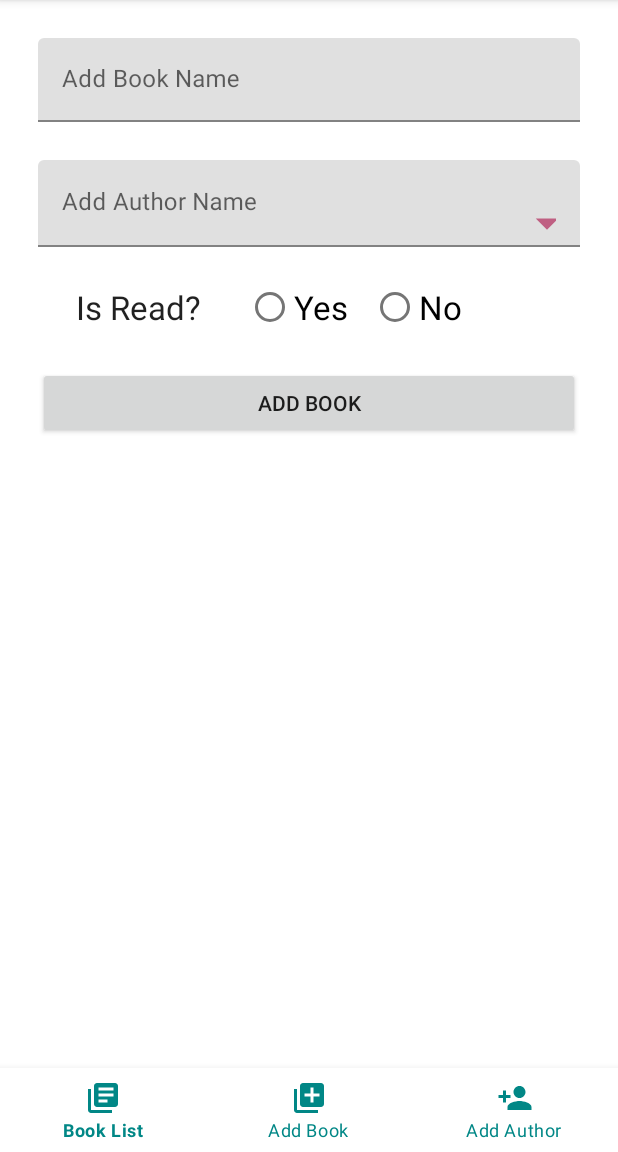
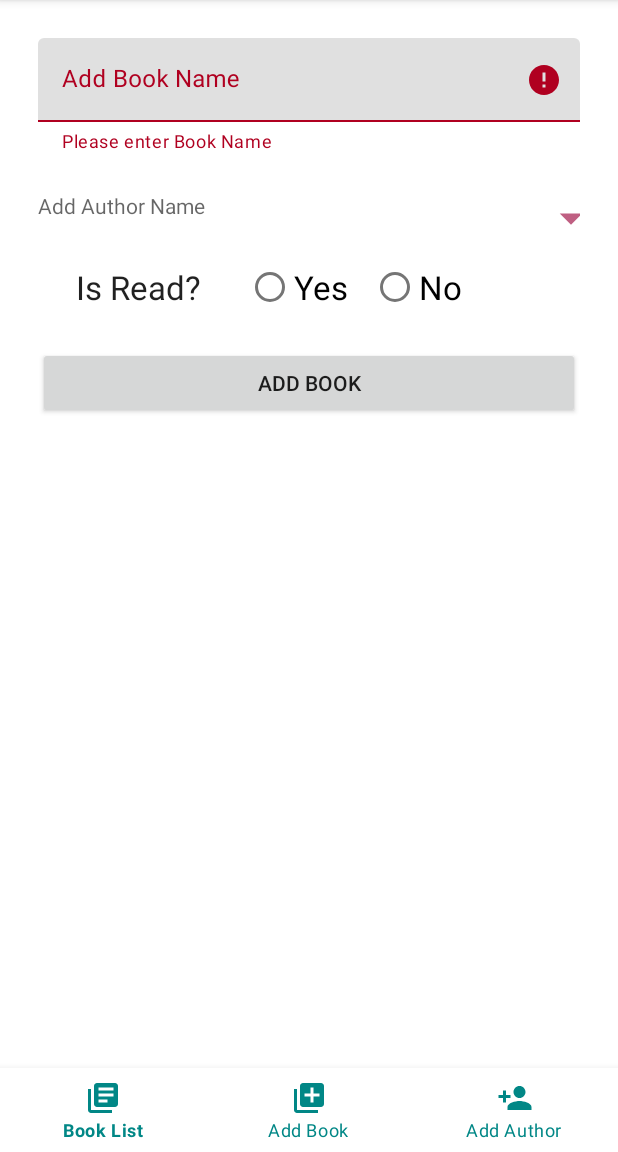
Before and after one commit to hennasingh/BookLog, an Android app: the AddBookFragment screen opened through its navigation route, after a tap on "ADD BOOK", on a phone screen of 412 x 824 dp, the part 84-1236 px from its top. Run offline under Robolectric (Android 15) with nearby library versions, the phone set to English and light mode, and no system bars; our stand-ins replace Timber, navigation-ui; libraries missing offline, so code that uses them is left out: io.realm, io.realm.annotations, io.realm.mongodb, org.bson.types; 11 statements that could not run were skipped; 1 other tap on this screen came first.

Commit message:
Updated add book layout and replaced edit text with Text view. added binding to AddBook Fragment and book list fragment as well

```diff
--- a/app/src/main/java/com/geek/booklog/ui/AddBookFragment.kt
+++ b/app/src/main/java/com/geek/booklog/ui/AddBookFragment.kt
@@ -3,7 +3,6 @@ package com.geek.booklog.ui
 
 import android.content.DialogInterface
 import android.os.Bundle
-import android.util.Log.d
 import androidx.fragment.app.Fragment
 import android.view.LayoutInflater
 import android.view.View
@@ -12,19 +11,26 @@ import android.widget.Toast
 import androidx.appcompat.app.AlertDialog
 import com.geek.booklog.R
 import com.geek.booklog.bookLogApp
+import com.geek.booklog.databinding.FragmentAddBookBinding
 import com.geek.booklog.model.Author
 import com.geek.booklog.model.Book
 import io.realm.Realm
+import io.realm.RealmList
+import io.realm.RealmResults
 import io.realm.mongodb.sync.SyncConfiguration
-import kotlinx.android.synthetic.main.fragment_add_book.*
+import org.bson.types.ObjectId
 import timber.log.Timber
 import kotlin.collections.ArrayList
 
 
-class AddBookFragment : Fragment() {
+class AddBookFragment : Fragment(){
 
         private lateinit var realmClass: Realm
-        private var selectedItems: ArrayList<Int> = ArrayList()
+         var selectedItems: ArrayList<Int> = ArrayList()
+         var addBinding: FragmentAddBookBinding? = null
+        var bookObject = Book()
+        private val authorsToAdd: RealmList<Author> = RealmList()
+
 
     override fun onCreate(savedInstanceState: Bundle?) {
         super.onCreate(savedInstanceState)
@@ -39,44 +45,77 @@ class AddBookFragment : Fragment() {
         })
     }
 
+    override fun onViewCreated(view: View, savedInstanceState: Bundle?) {
+        super.onViewCreated(view, savedInstanceState)
+        addClickListeners()
+
+    }
+
     override fun onCreateView(
         inflater: LayoutInflater, container: ViewGroup?,
         savedInstanceState: Bundle?
     ): View? {
         // Inflate the layout for this fragment
-        return inflater.inflate(R.layout.fragment_add_book, container, false)
+        addBinding = FragmentAddBookBinding.inflate(layoutInflater,container,false)
+        return addBinding?.root
+
     }
 
-    override fun onStart() {
-        super.onStart()
+    private fun addClickListeners() {
 
-        button_addBook.setOnClickListener{
-            addBook()
+        addBinding!!.authorLayout.setOnClickListener{
+
+            if(addBinding!!.addBookName.text.isEmpty()){
+                addBinding!!.bookLayout.error = "Please enter Book Name"
+            }else{
+                bookObject.name = addBinding!!.addBookName.text.toString()
+                loadAuthors()
+            }
         }
 
-        authorsBox.setOnClickListener{
-            loadAuthors()
+        addBinding!!.radioGroupIsRead.setOnCheckedChangeListener{ radioGroup, checkedId ->
+                when(checkedId) {
+                    R.id.yes -> bookObject.isRead = true
+                    R.id.no ->   bookObject.isRead = false
+                }
         }
+        addBinding!!.buttonAddBook.setOnClickListener{
+                realmClass.executeTransactionAsync ({
+                    it.insert(bookObject)
+                }, {
+
+                }, {throwError ->
+                    Timber.d("Error adding the author %s", throwError.localizedMessage)
+                })
+        }
+
     }
 
     private fun loadAuthors() {
-        realmClass.executeTransactionAsync{
+        val nameList = ArrayList<String>()
+        realmClass.executeTransactionAsync({
             val authorList = it.where(Author::class.java).sort("name").findAll()
-            val nameList = ArrayList<String>()
-            authorList.toTypedArray().map{obj->
+            authorList.toTypedArray().map { obj ->
                 nameList.add(obj.name)
             }
-            openDialogBox(nameList)
-        }
+        }, {
+            if(nameList.size>0) openDialogBox(nameList)
+            else {
+                Toast.makeText(context, "Author List is empty, please add Author Name first", Toast.LENGTH_LONG).show()
+            }
+        }, {
+            Timber.d("Error happened while reading Author List %s", it.localizedMessage)
+            Toast.makeText(context, "Error happened while reading List, ${it.localizedMessage}", Toast.LENGTH_LONG).show()
+        })
     }
 
-    private fun openDialogBox(authorList: ArrayList<String>) {
+    private fun openDialogBox(nameList: ArrayList<String>) {
 
         val builder: AlertDialog.Builder = AlertDialog.Builder(requireContext())
         builder.setTitle("Select Author/s")
-        val selectedAuthors = BooleanArray(authorList.size)
+        val selectedAuthors = BooleanArray(nameList.size)
 
-        builder.setMultiChoiceItems(authorList.toTypedArray(), selectedAuthors) { dialog, which, isChecked ->
+        builder.setMultiChoiceItems(nameList.toTypedArray(), selectedAuthors) { dialog, which, isChecked ->
             if (isChecked) {
                 //when checkbox selected, add position
                 selectedItems.add(which)
@@ -87,42 +126,30 @@ class AddBookFragment : Fragment() {
             }
         }
         builder.setPositiveButton("OK") { dialog, which ->
+
             selectedItems.forEach{
-                Timber.d("Authors, ${authorList[it]}")
+                Timber.d("Authors, ${nameList[it]}")
+                realmClass.executeTransactionAsync({ realm ->
+                   realm.where(Author::class.java).equalTo("name", nameList[it]).findAll().map{authortoAdd ->
+                       authorsToAdd.add(authortoAdd)
+                   }
+                }, {
+                    Timber.d("Author added successfully")
+                }, { throwable ->
+                    Timber.d("Error adding the author %s", throwable.localizedMessage)
+                })
             }
+            bookObject.authors = authorsToAdd
         }
             .setNegativeButton("Cancel", DialogInterface.OnClickListener{ dialog, id ->
                     dialog.dismiss()
             })
 
-        builder.create()
+        builder.create().show()
     }
 
-    fun onRadioButtonClicked(view:View){
-
-    }
-
-    private fun addBook() {
-
-        if(!validateInfo()){
-            addBookFailed("Fields cannot be empty")
-        }
-        val bookName =  bookName.text.toString()
-    }
-
-    private fun validateInfo(): Boolean = when {
-        bookName.text.isEmpty() -> false
-        else ->true
-
-    }
-
-    private fun addBookFailed(errorMsg: String){
-        Timber.e(errorMsg)
-        Toast.makeText(context, errorMsg, Toast.LENGTH_LONG).show()
-    }
-
-    override fun onPause() {
-        super.onPause()
+    override fun onStop() {
+        super.onStop()
         realmClass.close()
     }
 }
--- a/app/src/main/java/com/geek/booklog/ui/BookListFragment.kt
+++ b/app/src/main/java/com/geek/booklog/ui/BookListFragment.kt
@@ -1,19 +1,23 @@
 package com.geek.booklog.ui
 
+import android.content.Context
+import android.content.Intent
 import android.os.Bundle
 import androidx.fragment.app.Fragment
 import android.view.LayoutInflater
 import android.view.View
 import android.view.ViewGroup
 import androidx.recyclerview.widget.LinearLayoutManager
-import androidx.recyclerview.widget.RecyclerView
+import com.geek.booklog.LoginActivity
 import com.geek.booklog.R
 import com.geek.booklog.bookLogApp
+import com.geek.booklog.databinding.FragmentBookListBinding
 import com.geek.booklog.model.Book
 import com.geek.booklog.model.BookListAdapter
 import io.realm.Realm
+import io.realm.mongodb.User
 import io.realm.mongodb.sync.SyncConfiguration
-import kotlinx.android.synthetic.main.fragment_book_list.*
+import timber.log.Timber
 
 
 class BookListFragment : Fragment() {
@@ -22,20 +26,34 @@ class BookListFragment : Fragment() {
     private lateinit var adapter: BookListAdapter
 
 
+    private var user: User? = null
+     var listBinding: FragmentBookListBinding? = null
+
     override fun onCreate(savedInstanceState: Bundle?) {
         super.onCreate(savedInstanceState)
-        val config = SyncConfiguration.Builder(
-            bookLogApp.currentUser(),
-            "PUBLIC"
-        )
-            .waitForInitialRemoteData()
-            .build()
+        Timber.d("onCreate")
+        user = bookLogApp.currentUser()
 
-        Realm.getInstanceAsync(config, object:Realm.Callback(){
-            override fun onSuccess(realm: Realm) {
-                realmList = realm
-            }
-        })
+        Timber.d("User is $user")
+        if (user == null) {
+            // if no user is currently logged in, start the login activity so the user can authenticate
+            startActivity(Intent(requireContext(), LoginActivity::class.java))
+        } else {
+
+            val config = SyncConfiguration.Builder(
+                bookLogApp.currentUser(),
+                "PUBLIC"
+            ).build()
+
+            //        Realm.getInstanceAsync(config, object:Realm.Callback(){
+//            override fun onSuccess(realm: Realm) {
+//                Timber.d("Realm downloaded")
+//                realmList = realm
+//            }
+//        })
+
+            realmList = Realm.getInstance(config)
+        }
     }
 
     override fun onCreateView(
@@ -43,16 +61,21 @@ class BookListFragment : Fragment() {
         savedInstanceState: Bundle?
     ): View? {
         // Inflate the layout for this fragment
-        val view =  inflater.inflate(R.layout.fragment_book_list, container, false)
+        Timber.d("onCreateView")
+        listBinding = FragmentBookListBinding.inflate(layoutInflater, container, false)
+        return listBinding?.root
+    }
 
-        view.findViewById<RecyclerView>(R.id.rv_bookList).layoutManager = LinearLayoutManager(context)
+    override fun onViewCreated(view: View, savedInstanceState: Bundle?) {
+        super.onViewCreated(view, savedInstanceState)
+        listBinding?.rvBookList?.layoutManager = LinearLayoutManager(context)
         setUpRecyclerView()
-        return view
     }
+
 
     private fun setUpRecyclerView() {
        adapter = BookListAdapter(realmList.where(Book::class.java).sort("name").findAll())
-        rv_bookList.adapter = adapter
+        listBinding?.rvBookList?.adapter = adapter
     }
 
     override fun onStop() {
--- a/app/src/main/res/layout/fragment_add_book.xml
+++ b/app/src/main/res/layout/fragment_add_book.xml
@@ -18,7 +18,7 @@
             app:layout_constraintTop_toTopOf="parent">
 
             <EditText
-                android:id="@+id/bookName"
+                android:id="@+id/addBookName"
                 android:layout_width="match_parent"
                 android:layout_height="wrap_content"
                 android:hint="Add Book Name"
@@ -35,14 +35,14 @@
             app:layout_constraintStart_toStartOf="@id/book_layout"
             app:layout_constraintTop_toBottomOf="@id/book_layout">
 
-            <EditText
+            <TextView
                 android:id="@+id/authorsBox"
                 android:layout_width="match_parent"
                 android:layout_height="wrap_content"
                 android:drawableRight="@drawable/ic_baseline_arrow_drop_down"
                 android:drawablePadding="12dp"
                 android:hint="Add Author Name"
-                android:inputType="text" />
+                android:inputType="none" />
         </com.google.android.material.textfield.TextInputLayout>
 
     <TextView
@@ -56,6 +56,7 @@
         android:text="Is Read?"/>
 
     <RadioGroup
+        android:id="@+id/radioGroup_isRead"
         android:layout_width="wrap_content"
         android:layout_height="wrap_content"
         android:orientation="horizontal"
```
